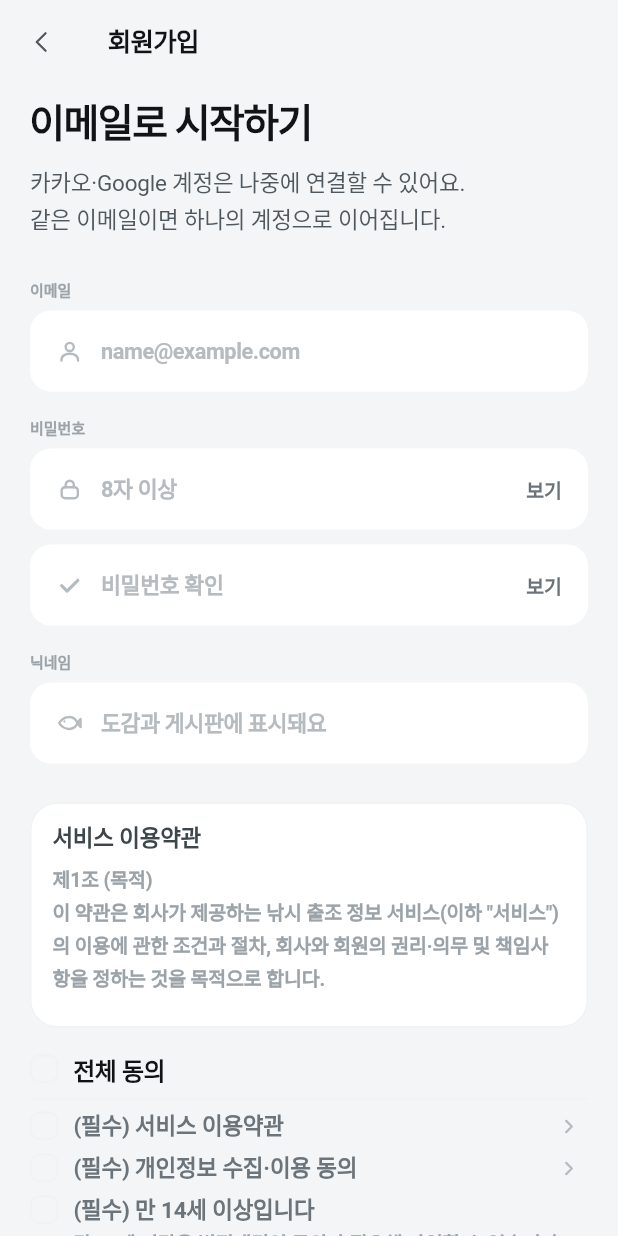
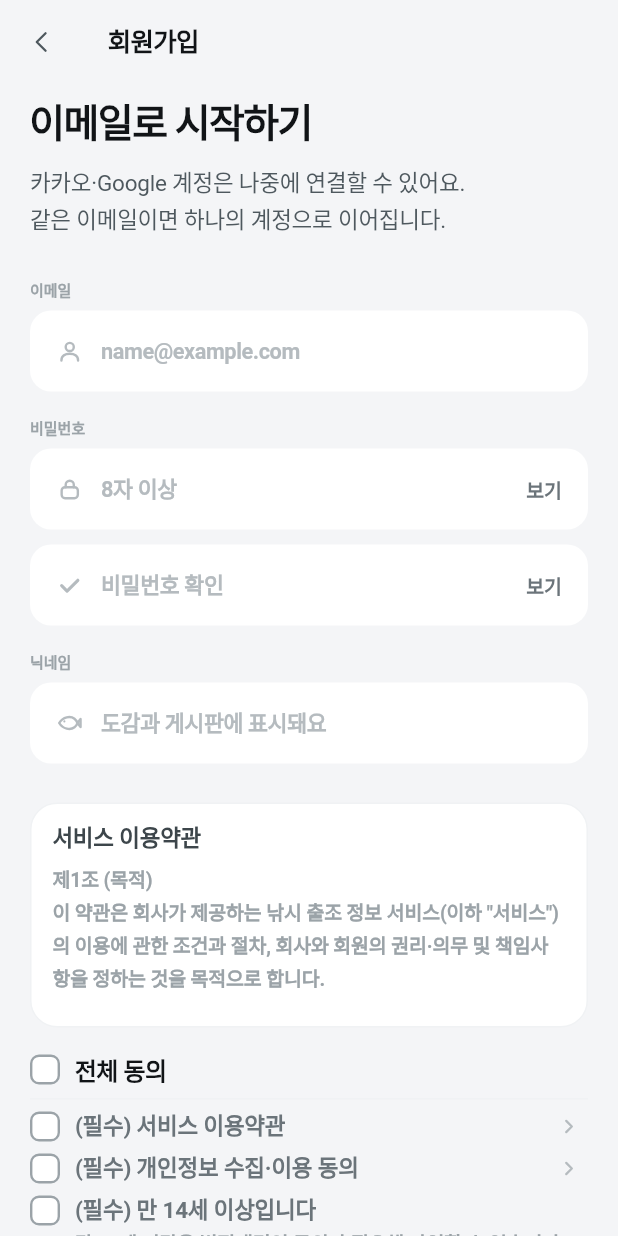
Before and after one commit to hyun7494/APA, a Flutter app: the SignUpScreen screen opened by its route, on a phone screen of 412 x 824 dp. Run offline on Flutter 3.47's test engine with Material 3 defaults, Android fonts, the phone set to English and light mode, and no system bars; our stand-ins replace dio, flutter_riverpod, flutter_secure_storage, geolocator, go_router, google_fonts and 3 more; missing offline and left inert: kakao_flutter_sdk_user; accounts and stored records are empty; Roboto replaces fonts that are missing (Gothic A1).

Commit message:
fix: make the consent checkbox visible
안 켠 체크박스에 `AppColors.line` 을 쓰고 있었다. 그건 **구분선 색**이라 라이트에서
#F0F2F4 인데 배경이 #F4F5F7 이다 — 네 단계 차이라 사실상 안 보였다. 반드시 눌러야
가입이 되는 컨트롤인데 찾을 수가 없으면 화면이 고장 난 것처럼 보인다.

테두리를 `muted` 로 올리고 안을 `surface` 로 채워 바탕에서 떼어 놓았다. 라이트에서는
흰 네모가 회색 배경 위에 뜨고, 다크에서는 #1C2126 이 #111417 위에 뜬다.
크기도 19 → 20, 두께 1.4 → 1.6 으로 올렸다.

Co-Authored-By: Claude Opus 5 <noreply@anthropic.com>

```diff
--- a/fishing_app/lib/screens/signup_screen.dart
+++ b/fishing_app/lib/screens/signup_screen.dart
@@ -397,26 +397,31 @@ class _ConsentRow extends StatelessWidget {
                 children: [
                   // 아이콘 세트에 체크박스가 없다. 새 아이콘을 넣기보다 네모를
                   // 그리고 안에 `check` 를 넣는다 — 표준적인 모양이고 팔레트만 탄다.
+                  //
+                  // ⚠️ 안 켠 네모에 `AppColors.line` 을 쓰지 말 것. 그건 **구분선 색**이라
+                  //    라이트에서 #F0F2F4 인데 배경이 #F4F5F7 이다 — 네 단계 차이라
+                  //    사실상 안 보인다. 눌러야 하는 컨트롤은 찾을 수 있어야 하므로
+                  //    테두리는 `muted`, 안은 `surface` 로 채워 바탕에서 떼어 놓는다.
                   Padding(
                     padding: const EdgeInsets.only(top: 1),
                     child: Container(
-                      width: 19,
-                      height: 19,
+                      width: 20,
+                      height: 20,
                       decoration: BoxDecoration(
-                        color: checked ? AppColors.accent : Colors.transparent,
+                        color: checked ? AppColors.accent : AppColors.surface,
                         borderRadius: BorderRadius.circular(6),
                         border: Border.all(
-                          color: checked ? AppColors.accent : AppColors.line,
-                          width: 1.4,
+                          color: checked ? AppColors.accent : AppColors.muted,
+                          width: 1.6,
                         ),
                       ),
                       child: checked
                           ? Center(
                               child: LineIcon(
                                 AppIcon.check,
-                                size: 12,
+                                size: 13,
                                 color: AppColors.onAccent,
-                                stroke: 2,
+                                stroke: 2.2,
                               ),
                             )
                           : null,
```
